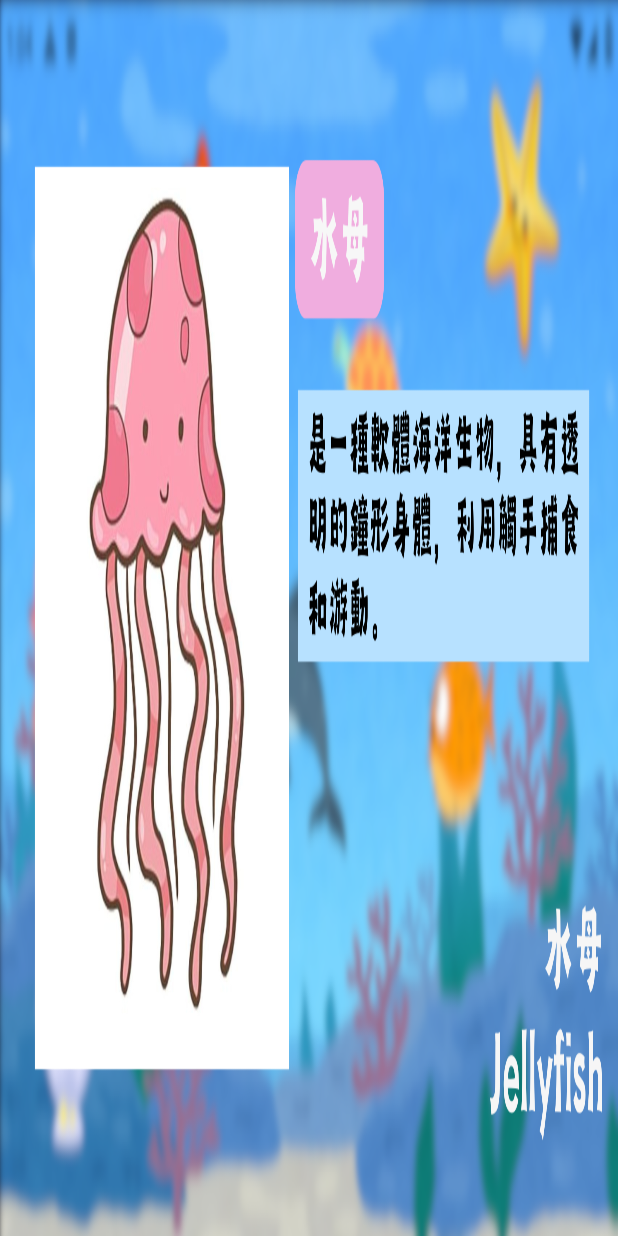
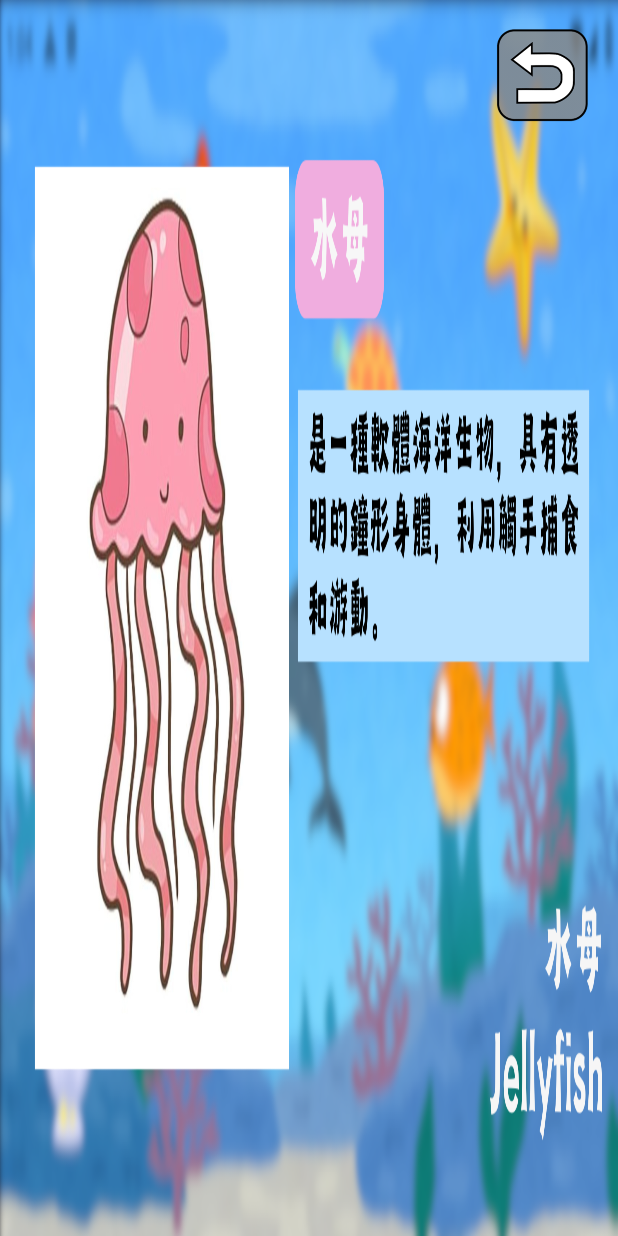
Before and after one commit to kawa0929/ExamAPP, an Android app built with Jetpack Compose: the screen it shows after launch (MainActivity), after a tap on "水母", on a phone screen of 412 x 824 dp. Run offline under Robolectric (Android 15) with nearby library versions, the phone set to English and light mode, and no system bars.

Commit message:
7(介紹畫面中加入返回鍵並成功使畫面跳轉)

```diff
--- a/app/src/main/java/com/example/examapp/MainActivity.kt
+++ b/app/src/main/java/com/example/examapp/MainActivity.kt
@@ -30,7 +30,10 @@ import androidx.compose.runtime.getValue
 import androidx.compose.runtime.mutableStateOf
 import androidx.compose.runtime.remember
 import androidx.compose.foundation.clickable
+import androidx.compose.foundation.layout.Box
 import androidx.compose.runtime.setValue
+import androidx.compose.ui.Alignment
+
 
 
 class MainActivity : ComponentActivity() {
@@ -50,13 +53,18 @@ class MainActivity : ComponentActivity() {
                             }
                         )
                     } else {
-                        ShowFishBackground(fishName = selectedFish!!)
+                        ShowFishBackground(
+                            fishName = selectedFish!!,
+                            onBackClicked = { selectedFish = null } // 回到主畫面
+                        )
+                        // 返回到主畫面
                         }
                     }
                 }
             }
         }
     }
+
 
 @Composable
 fun StartScreen(onFishClicked: (String) -> Unit) {
@@ -68,7 +76,6 @@ fun StartScreen(onFishClicked: (String) -> Unit) {
         modifier = Modifier.fillMaxSize()
     )
 
-    // 各種魚圖片，加入 clickable 修飾符
     Image(
         painter = painterResource(id = R.drawable.jellyfish),
         contentDescription = "水母",
@@ -128,23 +135,35 @@ fun StartScreen(onFishClicked: (String) -> Unit) {
 }
 
 @Composable
-fun ShowFishBackground(fishName: String) {
-    // 根據魚的名稱顯示相應背景
+fun ShowFishBackground(fishName: String, onBackClicked: () -> Unit) {
     val backgroundRes = when (fishName) {
         "jellyfish" -> R.drawable.jellyfishbackground
         "seaturtle" -> R.drawable.seaturtlebackground
         "clownfish" -> R.drawable.cfishbackground
-        "starfish"  -> R.drawable.starbackground
-        "shell"     -> R.drawable.shellbackground
-        "pufferfish"-> R.drawable.pufferfishbackground
-        "dolphin"   -> R.drawable.dolphinbackground
-        else -> R.drawable.background // 預設背景
+        "starfish" -> R.drawable.starbackground
+        "shell" -> R.drawable.shellbackground
+        "pufferfish" -> R.drawable.pufferfishbackground
+        "dolphin" -> R.drawable.dolphinbackground
+        else -> R.drawable.background
     }
-
+    Box(
+        modifier = Modifier.fillMaxSize()
+    ) {
         Image(
             painter = painterResource(id = backgroundRes),
             contentDescription = "魚背景圖",
             contentScale = ContentScale.FillBounds,
             modifier = Modifier.fillMaxSize()
         )
+
+        Image(
+            painter = painterResource(id = R.drawable.backbutton),
+            contentDescription = "返回按鈕",
+            modifier = Modifier
+                .size(100.dp)
+                .align(Alignment.TopEnd) // 放置在右上角
+                .padding(16.dp) // 增加內邊距讓按鈕不貼邊
+                .clickable { onBackClicked() } // 按下觸發回調
+        )
     }
+}
```
Also changed, not shown: app/src/main/res/drawable/backbutton.png (added). Lines whose indentation alone changed are shown as unchanged.
